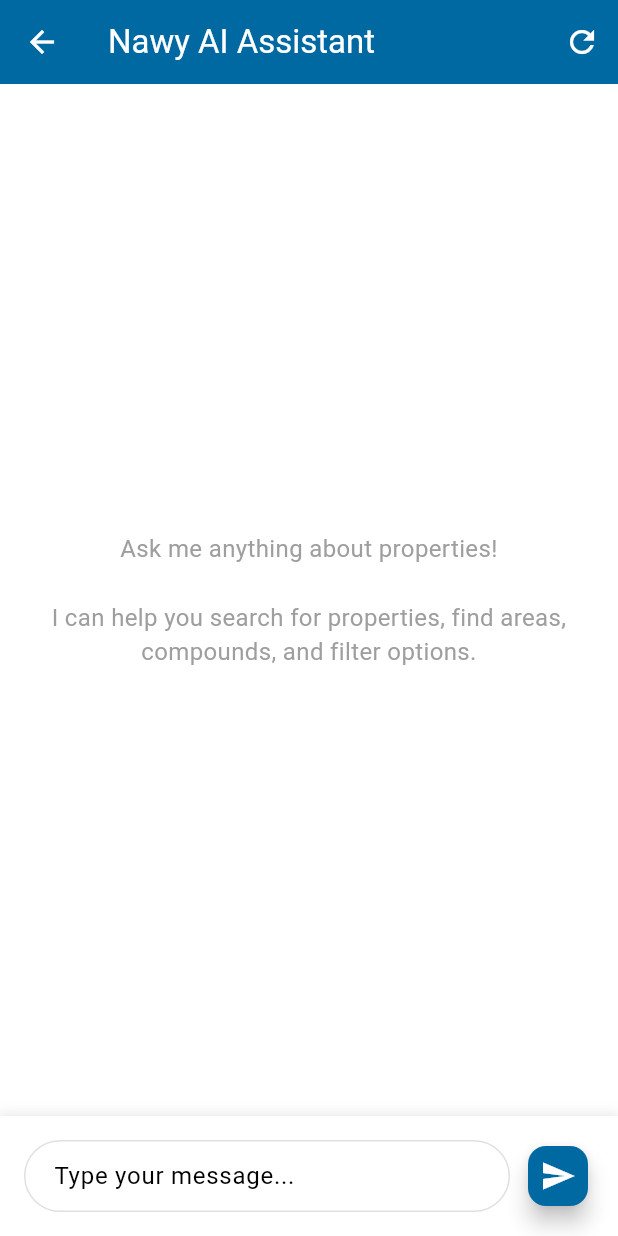
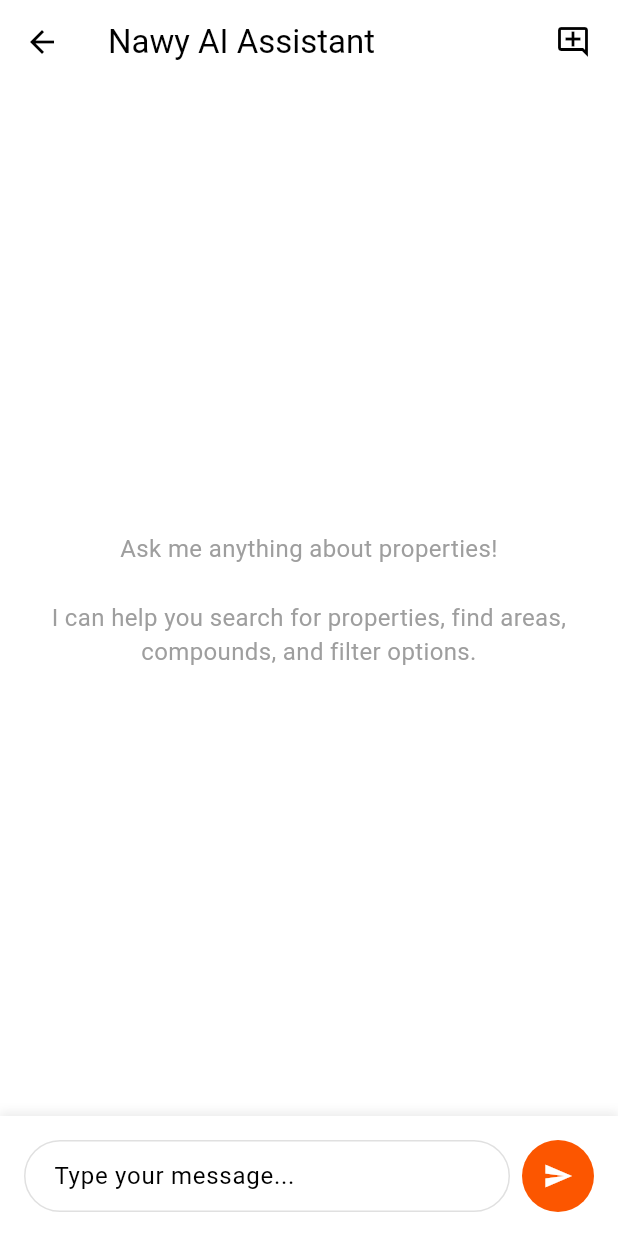
Before and after one commit to ISL270/nawy-ai-flutter-app, a Flutter app: the _AiAssistantView screen opened directly, on a phone screen of 412 x 824 dp. Run offline on Flutter 3.47's test engine with Material 3 defaults, Android fonts, the phone set to English and light mode, and no system bars; our stand-ins replace bloc, cached_network_image, dio, equatable, firebase_ai, firebase_core and 8 more; accounts and stored records are empty; generated files the repository leaves out were written again; network calls fail.

Commit message:
refactor: reorganize UI files and update theme color management

```diff
--- a/lib/app/core/theme/app_theme.dart
+++ b/lib/app/core/theme/app_theme.dart
@@ -9,10 +9,11 @@ import 'package:flutter/material.dart';
 /// - Neutral: #000000 (Black)
 class AppTheme {
   // Brand Colors
-  static const Color brightBlue = Color(0xFF0169A1);
-  static const Color vibrantOrange = Color(0xFFFC5600);
-  static const Color neutralBlack = Color(0xFF000000);
-  static const Color white = Color(0xFFFFFFFF);
+  static const Color _brightBlue = Color(0xFF0169A1);
+  static const Color _vibrantOrange = Color(0xFFFC5600);
+  static const Color _neutralBlack = Color(0xFF000000);
+  static const Color _white = Color(0xFFFFFFFF);
+  static const Color _lightGrey = Color(0xFFEEEEEE);
 
   /// Light Theme Configuration
   static final ThemeData lightTheme = ThemeData(
@@ -20,17 +21,18 @@ class AppTheme {
 
     // Color Scheme
     colorScheme: const ColorScheme.light(
-      primary: brightBlue,
-      onPrimary: white,
-      secondary: vibrantOrange,
-      onSecondary: white,
-      tertiary: vibrantOrange,
-      onTertiary: white,
-      surface: white,
-      onSurface: neutralBlack,
+      primary: _brightBlue,
+      onPrimary: _white,
+      secondary: _vibrantOrange,
+      onSecondary: _white,
+      tertiary: _vibrantOrange,
+      onTertiary: _white,
+      surface: _white,
+      onSurface: _neutralBlack,
+      surfaceContainerHighest: _lightGrey,
     ),
 
     // Text Theme - Black text by default
-    textTheme: const TextTheme().apply(bodyColor: neutralBlack, displayColor: neutralBlack),
+    textTheme: const TextTheme().apply(bodyColor: _neutralBlack, displayColor: _neutralBlack),
   );
 }
--- a/lib/app/features/ai_assistant/presentation/pages/ai_assistant_page.dart
+++ b/lib/app/features/ai_assistant/presentation/ai_assistant_page.dart
@@ -61,11 +61,10 @@ class _AiAssistantViewState extends State<_AiAssistantView> {
     return Scaffold(
       appBar: AppBar(
         title: const Text('Nawy AI Assistant'),
-        backgroundColor: Theme.of(context).primaryColor,
-        foregroundColor: Colors.white,
         actions: [
           IconButton(
-            icon: const Icon(Icons.refresh),
+            padding: EdgeInsets.only(right: 12),
+            icon: const Icon(Icons.add_comment_outlined),
             onPressed: () {
               context.read<AiAssistantBloc>().add(const StartNewChatEvent());
             },
@@ -91,10 +90,7 @@ class _AiAssistantViewState extends State<_AiAssistantView> {
                         child: Text(
                           'Ask me anything about properties!\n\nI can help you search for properties, find areas, compounds, and filter options.',
                           textAlign: TextAlign.center,
-                          style: TextStyle(
-                            fontSize: 16,
-                            color: Colors.grey,
-                          ),
+                          style: TextStyle(fontSize: 16, color: Colors.grey),
                         ),
                       )
                     : ListView.builder(
@@ -116,10 +112,7 @@ class _AiAssistantViewState extends State<_AiAssistantView> {
                       Container(
                         width: 40,
                         height: 40,
-                        decoration: BoxDecoration(
-                          color: Colors.grey[300],
-                          shape: BoxShape.circle,
-                        ),
+                        decoration: BoxDecoration(color: Colors.grey[300], shape: BoxShape.circle),
                         child: const Icon(Icons.smart_toy, color: Colors.grey),
                       ),
                       const SizedBox(width: 12),
@@ -187,10 +180,7 @@ class _AiAssistantViewState extends State<_AiAssistantView> {
                             borderRadius: BorderRadius.circular(25),
                             borderSide: BorderSide(color: Theme.of(context).primaryColor),
                           ),
-                          contentPadding: const EdgeInsets.symmetric(
-                            horizontal: 16,
-                            vertical: 12,
-                          ),
+                          contentPadding: const EdgeInsets.symmetric(horizontal: 16, vertical: 12),
                         ),
                         maxLines: null,
                         textInputAction: TextInputAction.send,
@@ -198,11 +188,17 @@ class _AiAssistantViewState extends State<_AiAssistantView> {
                       ),
                     ),
                     const SizedBox(width: 8),
-                    FloatingActionButton(
-                      onPressed: _sendMessage,
-                      mini: true,
-                      backgroundColor: Theme.of(context).primaryColor,
-                      child: const Icon(Icons.send, color: Colors.white),
+                    GestureDetector(
+                      onTap: _sendMessage,
+                      child: Container(
+                        width: 48,
+                        height: 48,
+                        decoration: BoxDecoration(
+                          color: Theme.of(context).colorScheme.secondary,
+                          shape: BoxShape.circle,
+                        ),
+                        child: const Icon(Icons.send, color: Colors.white, size: 20),
+                      ),
                     ),
                   ],
                 ),
@@ -232,10 +228,7 @@ class _AssistantBubble extends StatelessWidget {
             Container(
               width: 40,
               height: 40,
-              decoration: BoxDecoration(
-                color: Colors.grey[300],
-                shape: BoxShape.circle,
-              ),
+              decoration: BoxDecoration(color: Colors.grey[300], shape: BoxShape.circle),
               child: const Icon(Icons.smart_toy, color: Colors.grey),
             ),
             const SizedBox(width: 12),
@@ -244,9 +237,7 @@ class _AssistantBubble extends StatelessWidget {
             child: Container(
               padding: const EdgeInsets.all(12),
               decoration: BoxDecoration(
-                color: message.isUser
-                    ? Theme.of(context).primaryColor
-                    : Colors.grey[200],
+                color: message.isUser ? Theme.of(context).primaryColor : Theme.of(context).colorScheme.surfaceContainerHighest,
                 borderRadius: BorderRadius.circular(16),
               ),
               child: Text(
```
Also changed, not shown: lib/app/features/home/home_page.dart (+6 -5 lines), lib/app/features/favorites/presentation/favourites_page.dart (renamed from lib/app/features/favorites/presentation/pages/favourites_page.dart).
